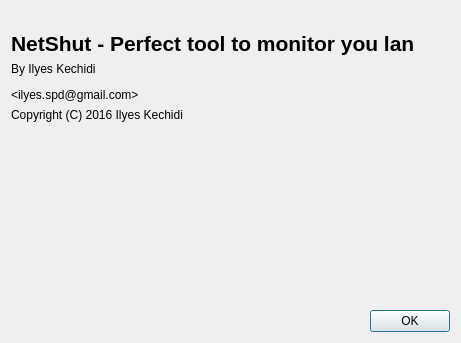
Old version of the form ui/about.ui in the repository Qchmqs/NetShut.
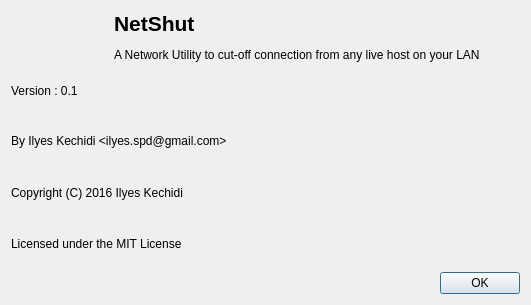
New version of the form. Icons and pictures are not drawn.

Commit message: redesigned about dialog

The edit to the form file:
```diff
--- a/ui/about.ui
+++ b/ui/about.ui
@@ -6,65 +6,51 @@
    <rect>
     <x>0</x>
     <y>0</y>
-    <width>461</width>
-    <height>343</height>
+    <width>531</width>
+    <height>305</height>
    </rect>
   </property>
+  <property name="sizePolicy">
+   <sizepolicy hsizetype="Fixed" vsizetype="Fixed">
+    <horstretch>0</horstretch>
+    <verstretch>0</verstretch>
+   </sizepolicy>
+  </property>
   <property name="windowTitle">
    <string>About</string>
   </property>
-  <layout class="QVBoxLayout" name="verticalLayout">
-   <item>
-    <spacer name="verticalSpacer_2">
-     <property name="orientation">
-      <enum>Qt::Vertical</enum>
-     </property>
-     <property name="sizeType">
-      <enum>QSizePolicy::Fixed</enum>
-     </property>
-     <property name="sizeHint" stdset="0">
-      <size>
-       <width>20</width>
-       <height>20</height>
-      </size>
-     </property>
-    </spacer>
-   </item>
-   <item>
+  <layout class="QGridLayout" name="gridLayout" columnstretch="0,0,0,0,0,0">
+   <item row="0" column="1" colspan="4">
     <widget class="QLabel" name="label">
+     <property name="lineWidth">
+      <number>1</number>
+     </property>
      <property name="text">
-      <string>&lt;html&gt;&lt;head/&gt;&lt;body&gt;&lt;p&gt;&lt;span style=&quot; font-size:16pt; font-weight:600;&quot;&gt;NetShut - Perfect tool to monitor you lan&lt;/span&gt;&lt;/p&gt;&lt;/body&gt;&lt;/html&gt;</string>
+      <string>&lt;html&gt;&lt;head/&gt;&lt;body&gt;&lt;p&gt;&lt;span style=&quot; font-size:16pt; font-weight:600;&quot;&gt;NetShut&lt;/span&gt;&lt;/p&gt;&lt;p&gt;&lt;span style=&quot;&quot;&gt;A Network Utility to cut-off connection from any live host on your LAN&lt;/span&gt;&lt;/p&gt;&lt;/body&gt;&lt;/html&gt;</string>
      </property>
     </widget>
    </item>
-   <item>
-    <widget class="QLabel" name="label_2">
+   <item row="0" column="0">
+    <widget class="QLabel" name="label_4">
      <property name="text">
-      <string>&lt;html&gt;&lt;head/&gt;&lt;body&gt;&lt;p&gt;By Ilyes Kechidi&lt;/p&gt;&lt;p&gt;&amp;lt;ilyes.spd@gmail.com&amp;gt;&lt;/p&gt;&lt;/body&gt;&lt;/html&gt;</string>
+      <string/>
      </property>
+     <property name="pixmap">
+      <pixmap>../img/icon.png</pixmap>
+     </property>
+     <property name="alignment">
+      <set>Qt::AlignHCenter|Qt::AlignTop</set>
+     </property>
     </widget>
    </item>
-   <item>
-    <widget class="QLabel" name="label_3">
+   <item row="2" column="0" colspan="3">
+    <widget class="QLabel" name="lbl_version">
      <property name="text">
-      <string>Copyright (C) 2016 Ilyes Kechidi</string>
+      <string>Version : 0.1</string>
      </property>
     </widget>
    </item>
-   <item>
-    <spacer name="verticalSpacer">
-     <property name="orientation">
-      <enum>Qt::Vertical</enum>
-     </property>
-     <property name="sizeHint" stdset="0">
-      <size>
-       <width>20</width>
-       <height>40</height>
-      </size>
-     </property>
-    </spacer>
-   </item>
-   <item>
+   <item row="6" column="0" colspan="5">
     <widget class="QDialogButtonBox" name="buttonBox">
      <property name="orientation">
       <enum>Qt::Horizontal</enum>
@@ -74,6 +60,33 @@
      </property>
     </widget>
    </item>
+   <item row="5" column="0" colspan="5">
+    <widget class="QLabel" name="label_2">
+     <property name="text">
+      <string>Licensed under the MIT License</string>
+     </property>
+    </widget>
+   </item>
+   <item row="4" column="0" colspan="5">
+    <widget class="QLabel" name="lbl_cr">
+     <property name="text">
+      <string>Copyright (C) 2016 Ilyes Kechidi</string>
+     </property>
+    </widget>
+   </item>
+   <item row="3" column="0" colspan="5">
+    <widget class="QLabel" name="lbl_name">
+     <property name="sizePolicy">
+      <sizepolicy hsizetype="Preferred" vsizetype="Preferred">
+       <horstretch>0</horstretch>
+       <verstretch>0</verstretch>
+      </sizepolicy>
+     </property>
+     <property name="text">
+      <string>&lt;html&gt;&lt;head/&gt;&lt;body&gt;&lt;p&gt;By Ilyes Kechidi &amp;lt;ilyes.spd@gmail.com&amp;gt;&lt;/p&gt;&lt;/body&gt;&lt;/html&gt;</string>
+     </property>
+    </widget>
+   </item>
   </layout>
  </widget>
  <resources/>
```
Left out of the diff: 3 changed lines with no effect on the pictures. The commit also changes 3 other files.
